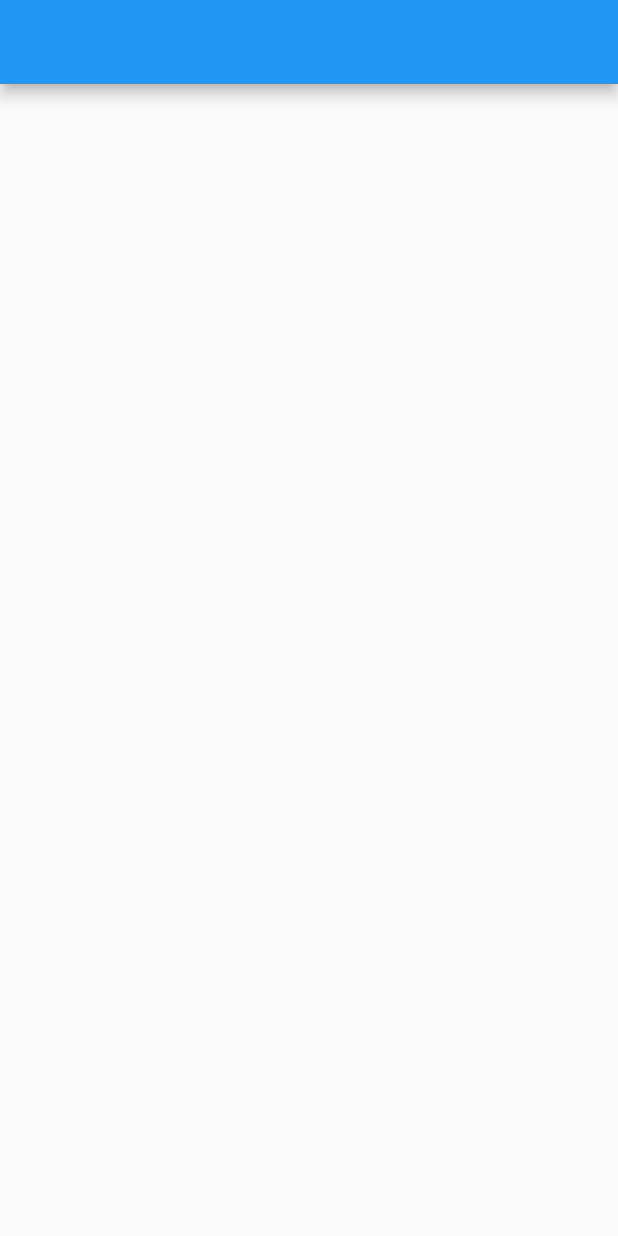
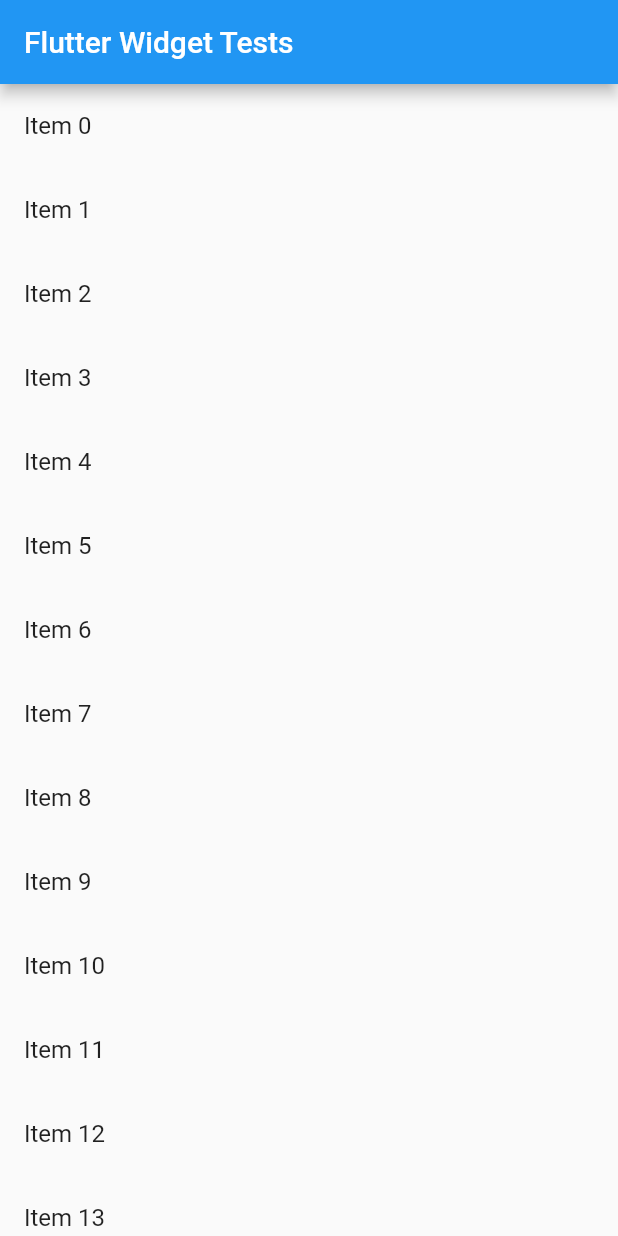
Before and after one commit to samrasugu/flutter_tests, a Flutter app: the screen it shows after launch, on a phone screen of 412 x 824 dp. Run offline on Flutter 3.47's test engine with Material 2 defaults, Android fonts, the phone set to English and light mode, and no system bars.

Commit message:
test: handle scrolling

```diff
--- a/lib/main.dart
+++ b/lib/main.dart
@@ -1,21 +1,37 @@
 import 'package:flutter/material.dart';
 
 void main() {
-  runApp(const MyApp());
+  runApp(MyApp(
+    items: List<String>.generate(10000, (i) => 'Item $i'),
+  ));
 }
 
 class MyApp extends StatelessWidget {
-  const MyApp({super.key});
+  final List<String> items;
+  const MyApp({super.key, required this.items});
 
   @override
   Widget build(BuildContext context) {
+    const title = 'Flutter Widget Tests';
     return MaterialApp(
-      title: 'Flutter Widget Tests',
+      title: title,
       theme: ThemeData(
         primarySwatch: Colors.blue,
       ),
       home: Scaffold(
-        appBar: AppBar(),
+        appBar: AppBar(
+          title: const Text(title),
+        ),
+        body: ListView.builder(
+          itemBuilder: (context, index) {
+            return ListTile(
+              title: Text(
+                items[index],
+                key: Key('item_${index}_text'),
+              ),
+            );
+          },
+        ),
       ),
     );
   }
```
Also changed, not shown: 1 other file.
